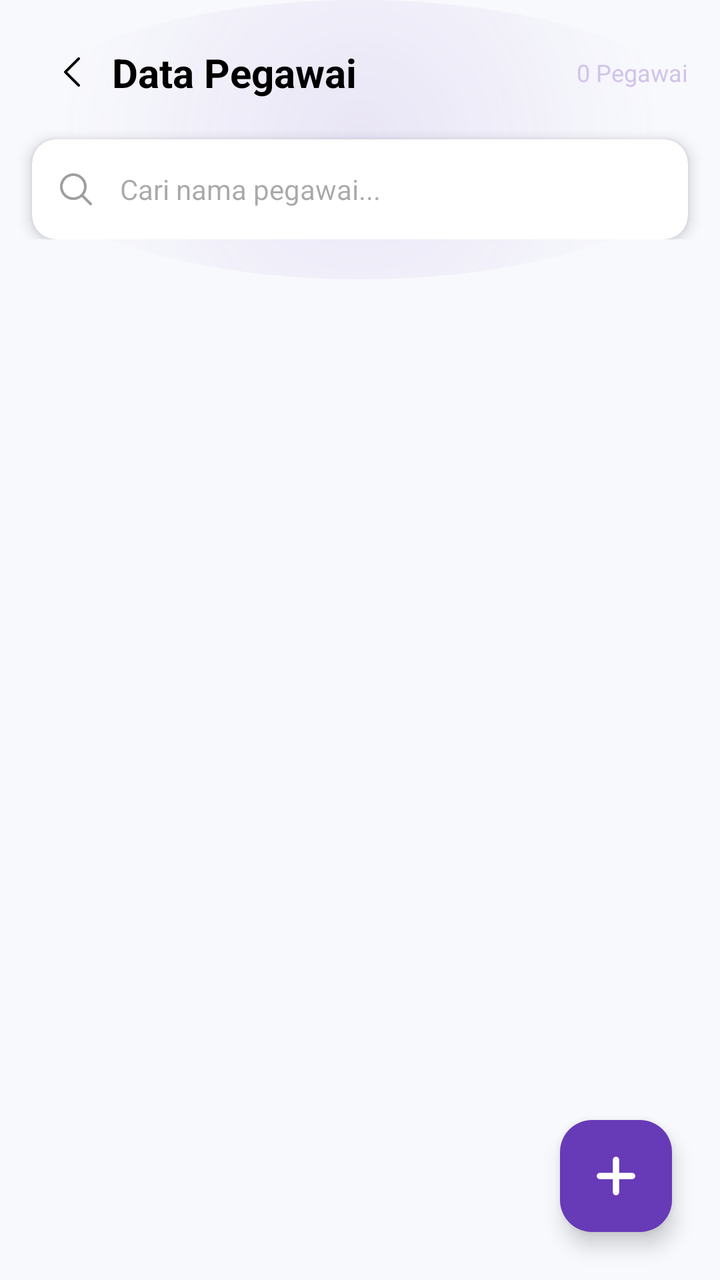
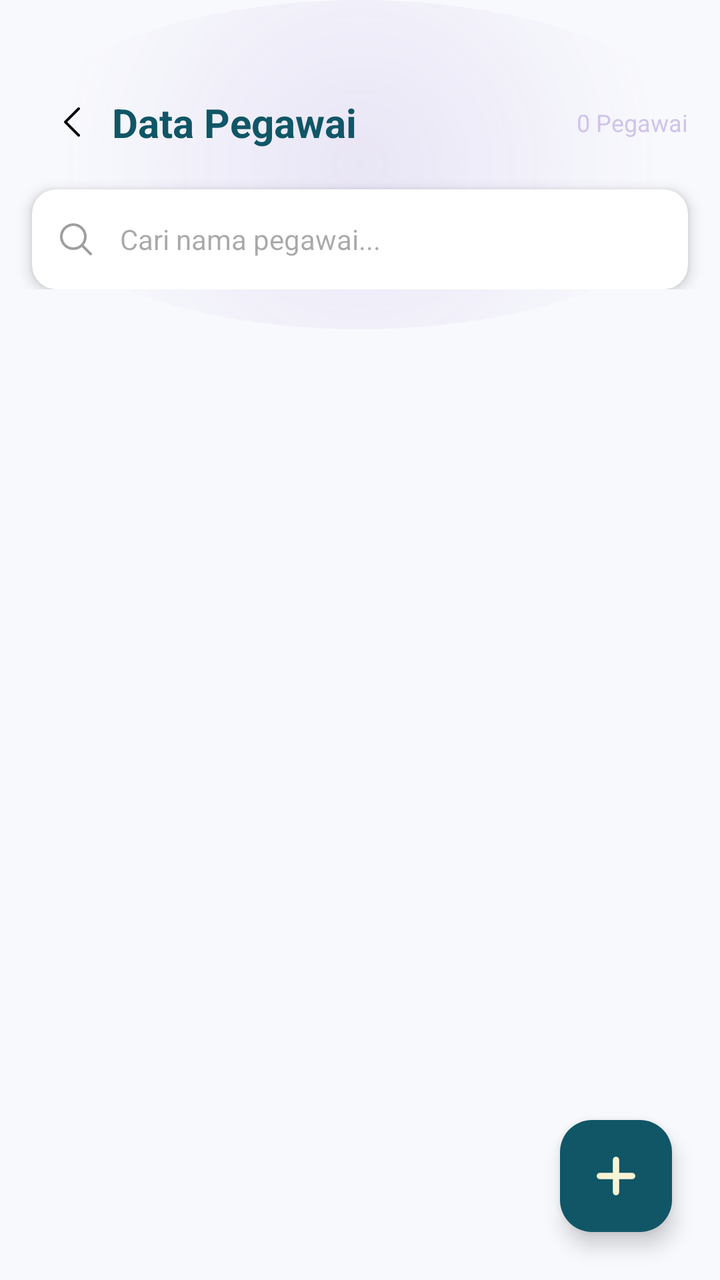

Compare the two renders of this Android layout. The source of the first and the diff that turns it into the second are given below.
<!-- AndroidManifest.xml: application theme Theme.Penjualan -->
<!-- res/layout/activity_data_pegawai.xml -->
<?xml version="1.0" encoding="utf-8"?>
<androidx.coordinatorlayout.widget.CoordinatorLayout
    xmlns:android="http://schemas.android.com/apk/res/android"
    xmlns:app="http://schemas.android.com/apk/res-auto"
    android:layout_width="match_parent"
    android:layout_height="match_parent"
    android:background="#F8F9FD">

    <com.google.android.material.appbar.AppBarLayout
        android:layout_width="match_parent"
        android:layout_height="wrap_content"
        android:background="@android:color/transparent"
        app:elevation="0dp">

        <androidx.constraintlayout.widget.ConstraintLayout
            android:layout_width="match_parent"
            android:layout_height="wrap_content"
            android:paddingBottom="20dp"
            android:background="@drawable/bg_circle_gradient">
            <ImageView
            android:id="@+id/btnBack"
            android:layout_width="40dp"
            android:layout_height="40dp"
            android:layout_marginStart="16dp"
            android:layout_marginTop="16dp"
            android:padding="10dp"
            android:src="@drawable/ic_back"
            app:tint="#000000"
            app:layout_constraintStart_toStartOf="parent"
            app:layout_constraintTop_toTopOf="parent" />

            <TextView
                android:id="@+id/tvTitle"
                android:layout_width="wrap_content"
                android:layout_height="wrap_content"
                android:text="Data Pegawai"
                android:textColor="#000000"
                android:textSize="20sp"
                android:textStyle="bold"
                app:layout_constraintBottom_toBottomOf="@id/btnBack"
                app:layout_constraintStart_toEndOf="@id/btnBack"
                app:layout_constraintTop_toTopOf="@id/btnBack" />

            <TextView
                android:id="@+id/tvJumlahPegawai"
                android:layout_width="wrap_content"
                android:layout_height="wrap_content"
                android:layout_marginEnd="16dp"
                android:text="0 Pegawai"
                android:textColor="#D1C4E9"
                android:textSize="12sp"
                app:layout_constraintBottom_toBottomOf="@id/tvTitle"
                app:layout_constraintEnd_toEndOf="parent"
                app:layout_constraintTop_toTopOf="@id/tvTitle" />

            <androidx.cardview.widget.CardView
                android:id="@+id/searchCard"
                android:layout_width="match_parent"
                android:layout_height="50dp"
                android:layout_marginHorizontal="16dp"
                android:layout_marginTop="20dp"
                app:cardCornerRadius="12dp"
                app:cardElevation="4dp"
                app:layout_constraintTop_toBottomOf="@id/tvTitle">

                <LinearLayout
                    android:layout_width="match_parent"
                    android:layout_height="match_parent"
                    android:gravity="center_vertical"
                    android:orientation="horizontal"
                    android:paddingHorizontal="12dp">

                    <ImageView
                        android:layout_width="20dp"
                        android:layout_height="20dp"
                        android:src="@drawable/ic_search"
                        app:tint="#9E9E9E" />

                    <EditText
                        android:id="@+id/etSearchPegawai"
                        android:layout_width="match_parent"
                        android:layout_height="match_parent"
                        android:layout_marginStart="12dp"
                        android:background="@null"
                        android:hint="Cari nama pegawai..."
                        android:textSize="14sp"
                        android:inputType="text" />
                </LinearLayout>
            </androidx.cardview.widget.CardView>

        </androidx.constraintlayout.widget.ConstraintLayout>
    </com.google.android.material.appbar.AppBarLayout>

    <androidx.core.widget.NestedScrollView
        android:layout_width="match_parent"
        android:layout_height="match_parent"
        app:layout_behavior="@string/appbar_scrolling_view_behavior">

        <LinearLayout
            android:layout_width="match_parent"
            android:layout_height="wrap_content"
            android:orientation="vertical">

            <androidx.recyclerview.widget.RecyclerView
                android:id="@+id/rvPegawai"
                android:layout_width="match_parent"
                android:layout_height="wrap_content"
                android:clipToPadding="false"
                android:padding="16dp" />

            <LinearLayout
                android:id="@+id/layoutEmpty"
                android:layout_width="match_parent"
                android:layout_height="wrap_content"
                android:gravity="center"
                android:layout_marginTop="80dp"
                android:orientation="vertical"
                android:visibility="gone">

                <ImageView
                    android:layout_width="120dp"
                    android:layout_height="120dp"
                    android:src="@drawable/ic_pelanggan"
                    android:alpha="0.2" />

                <TextView
                    android:layout_width="wrap_content"
                    android:layout_height="wrap_content"
                    android:layout_marginTop="16dp"
                    android:text="Belum ada data pegawai"
                    android:textColor="#9E9E9E"
                    android:textStyle="bold" />
            </LinearLayout>
        </LinearLayout>
    </androidx.core.widget.NestedScrollView>

    <com.google.android.material.floatingactionbutton.FloatingActionButton
        android:id="@+id/fabTambah"
        android:layout_width="wrap_content"
        android:layout_height="wrap_content"
        android:layout_gravity="bottom|end"
        android:layout_margin="24dp"
        android:src="@drawable/ic_plus"
        app:backgroundTint="#673AB7"
        app:tint="#FFFFFF"
        app:elevation="6dp" />

</androidx.coordinatorlayout.widget.CoordinatorLayout>
<!-- resources referenced by this layout -->
<resources>
  <!-- drawable bg_circle_gradient (drawable) -->
  <?xml version="1.0" encoding="utf-8"?>
  <shape xmlns:android="http://schemas.android.com/apk/res/android"
      android:shape="oval">
      <gradient
          android:startColor="#1A673AB7"
          android:endColor="#00673AB7"
          android:type="radial"
          android:gradientRadius="150dp" />
  </shape>
  <!-- drawable ic_back: png bitmap (drawable, 536 bytes) -->
  <!-- drawable ic_pelanggan: png bitmap (drawable, 1954 bytes) -->
  <!-- drawable ic_plus: png bitmap (drawable, 815 bytes) -->
  <!-- drawable ic_search: png bitmap (drawable, 2161 bytes) -->
  <style name="Theme.Penjualan" parent="Base.Theme.Penjualan" />
  <style name="Base.Theme.Penjualan" parent="Theme.Material3.DayNight.NoActionBar">
          
          
      </style>
</resources>

<!-- the commit's change to res/layout/activity_data_pegawai.xml (unified diff, before → after) -->
@@ -15,26 +15,28 @@
         <androidx.constraintlayout.widget.ConstraintLayout
             android:layout_width="match_parent"
             android:layout_height="wrap_content"
+            android:background="@drawable/bg_circle_gradient"
             android:paddingBottom="20dp"
-            android:background="@drawable/bg_circle_gradient">
+            android:paddingTop="25dp">
+
             <ImageView
-            android:id="@+id/btnBack"
-            android:layout_width="40dp"
-            android:layout_height="40dp"
-            android:layout_marginStart="16dp"
-            android:layout_marginTop="16dp"
-            android:padding="10dp"
-            android:src="@drawable/ic_back"
-            app:tint="#000000"
-            app:layout_constraintStart_toStartOf="parent"
-            app:layout_constraintTop_toTopOf="parent" />
+                android:id="@+id/btnBack"
+                android:layout_width="40dp"
+                android:layout_height="40dp"
+                android:layout_marginStart="16dp"
+                android:layout_marginTop="16dp"
+                android:padding="10dp"
+                android:src="@drawable/ic_back"
+                app:layout_constraintStart_toStartOf="parent"
+                app:layout_constraintTop_toTopOf="parent"
+                app:tint="#000000" />
 
             <TextView
                 android:id="@+id/tvTitle"
                 android:layout_width="wrap_content"
                 android:layout_height="wrap_content"
                 android:text="Data Pegawai"
-                android:textColor="#000000"
+                android:textColor="@color/teal_deep"
                 android:textSize="20sp"
                 android:textStyle="bold"
                 app:layout_constraintBottom_toBottomOf="@id/btnBack"
@@ -83,8 +85,8 @@
                         android:layout_marginStart="12dp"
                         android:background="@null"
                         android:hint="Cari nama pegawai..."
-                        android:textSize="14sp"
-                        android:inputType="text" />
+                        android:inputType="text"
+                        android:textSize="14sp" />
                 </LinearLayout>
             </androidx.cardview.widget.CardView>
 
@@ -141,8 +143,8 @@
         android:layout_gravity="bottom|end"
         android:layout_margin="24dp"
         android:src="@drawable/ic_plus"
-        app:backgroundTint="#673AB7"
-        app:tint="#FFFFFF"
+        app:backgroundTint="@color/teal_deep"
+        app:tint="@color/cream"
         app:elevation="6dp" />
 
 </androidx.coordinatorlayout.widget.CoordinatorLayout>
<!-- resource entries referenced after the edit -->
@@ -1,5 +1,7 @@
 <!-- resources referenced by this layout -->
 <resources>
+  <color name="cream">#F7F4D5</color>
+  <color name="teal_deep">#105666</color>
   <!-- drawable bg_circle_gradient (drawable) -->
   <?xml version="1.0" encoding="utf-8"?>
   <shape xmlns:android="http://schemas.android.com/apk/res/android"
@@ -17,7 +19,18 @@
   <style name="Theme.Penjualan" parent="Base.Theme.Penjualan" />
   <style name="Base.Theme.Penjualan" parent="Theme.Material3.DayNight.NoActionBar">
           
-          
+          <item name="colorPrimary">@color/teal_deep</item>
+          <item name="colorOnPrimary">@color/cream</item>
+          <item name="colorPrimaryContainer">@color/teal_light</item>
+          <item name="colorOnPrimaryContainer">@color/white</item>
+  
+          <item name="colorSecondary">@color/teal_light</item>
+          <item name="colorOnSecondary">@color/white</item>
+  
+          <item name="android:windowBackground">@color/white</item>
+          <item name="android:statusBarColor">@color/teal_deep</item>
       </style>
+  <color name="teal_light">#1A7D91</color>
+  <color name="white">#FFFFFFFF</color>
 </resources>
 
